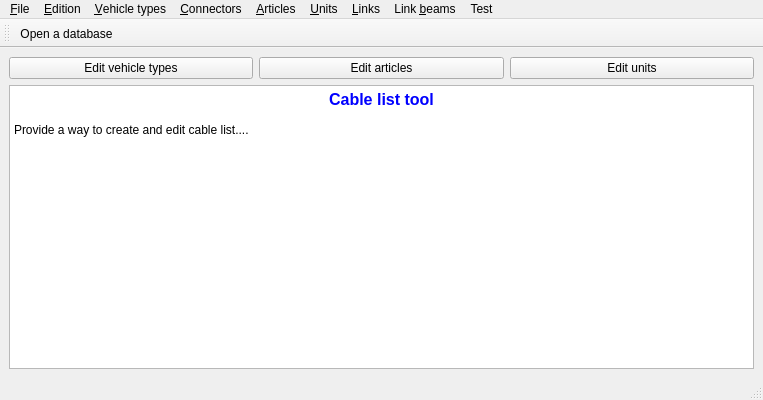
Old version of the form tools/mdtcablelist/src/mdtClMainWindow.ui in the repository scandyna/multidiagtools.
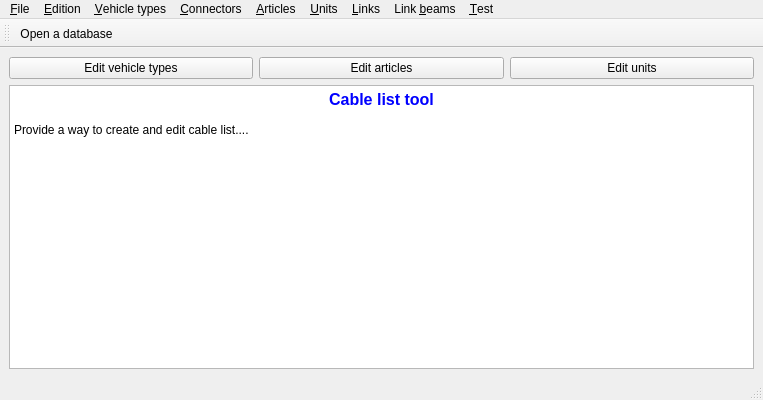
New version of the form. Icons and pictures are not drawn.

What changed in the file:
```diff
--- a/tools/mdtcablelist/src/mdtClMainWindow.ui
+++ b/tools/mdtcablelist/src/mdtClMainWindow.ui
@@ -63,7 +63,7 @@
      <x>0</x>
      <y>0</y>
      <width>763</width>
-     <height>21</height>
+     <height>25</height>
     </rect>
    </property>
    <widget class="QMenu" name="menu_File">
@@ -88,7 +88,7 @@
    </widget>
    <widget class="QMenu" name="menuTest">
     <property name="title">
-     <string>Test</string>
+     <string>&amp;Test</string>
     </property>
     <widget class="QMenu" name="menuTest_connection_cable">
      <property name="title">
```
Left out of the diff: 48 changed lines with no effect on the pictures.
